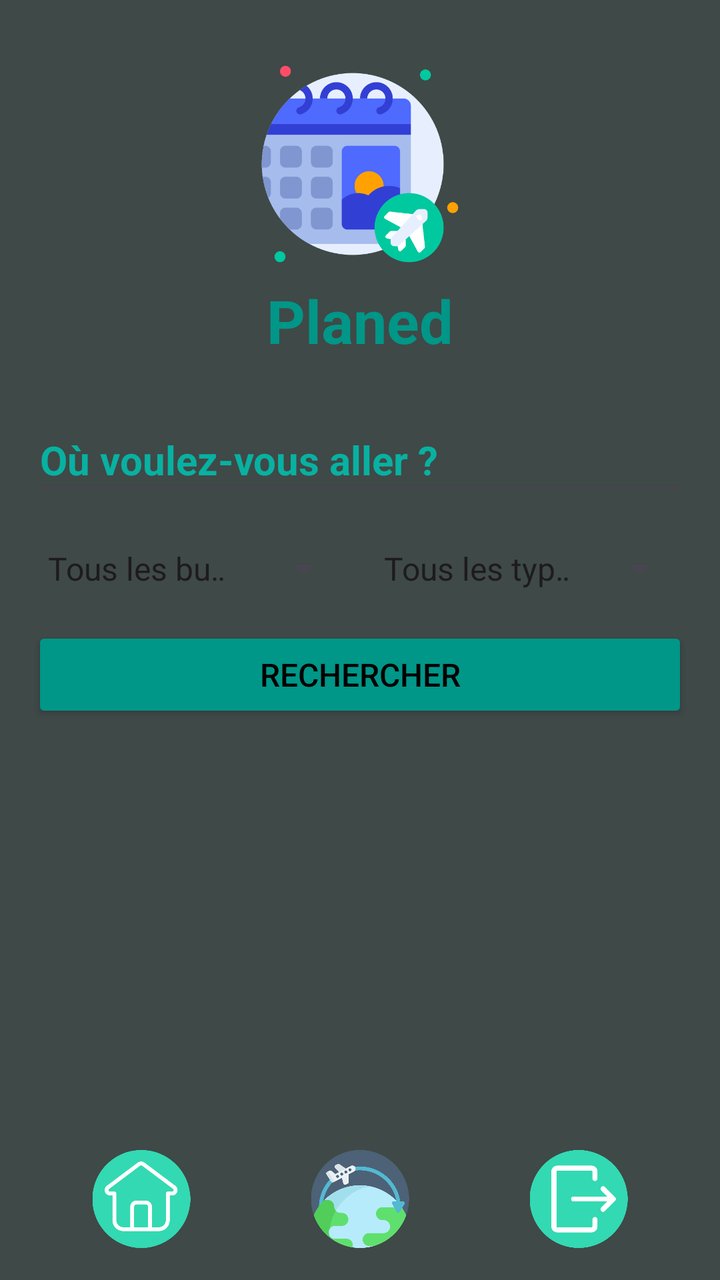
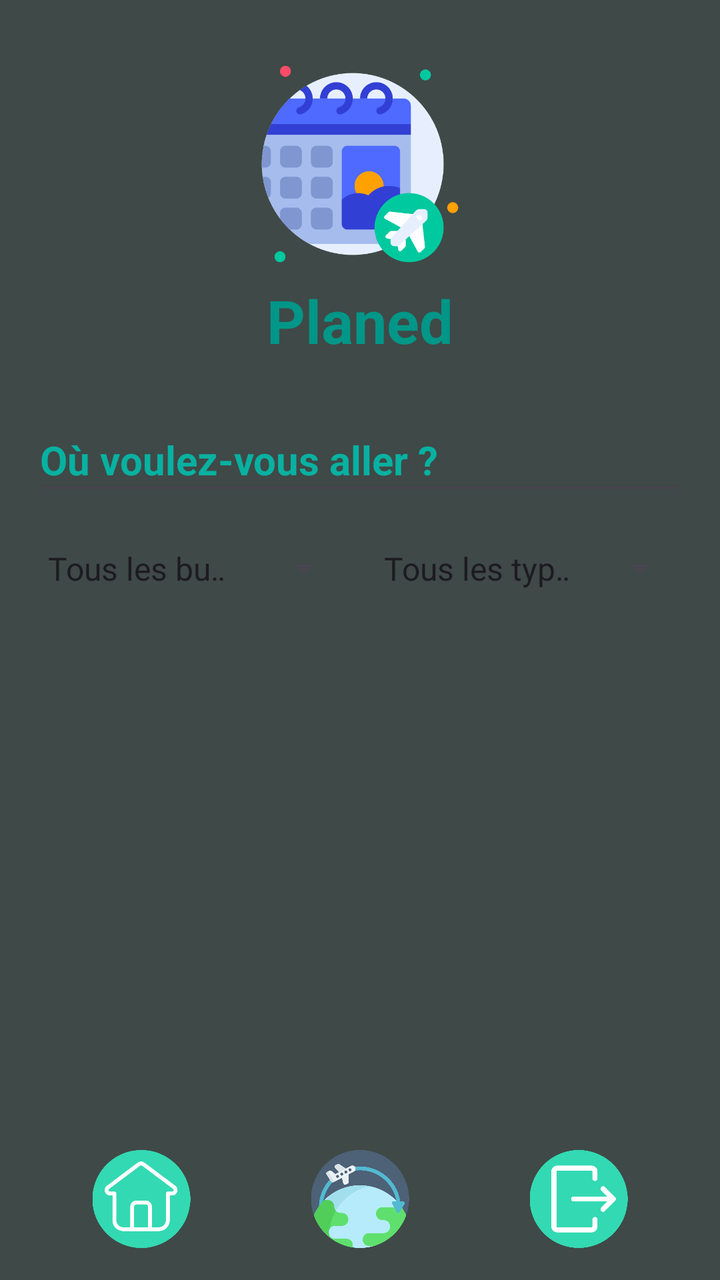

Screens rendered from an Android XML layout before and after an edit, with the pre-edit source and the edit as a unified diff.
<!-- AndroidManifest.xml: application theme Theme.AgenceTouristique7 -->
<!-- res/layout/activity_accueil.xml -->
<?xml version="1.0" encoding="utf-8"?>
<LinearLayout xmlns:android="http://schemas.android.com/apk/res/android"
    xmlns:tools="http://schemas.android.com/tools"
    android:layout_width="match_parent"
    android:layout_height="match_parent"
    android:background="#E72C3834"
    android:orientation="vertical"
    android:padding="16dp"
    tools:context="vue.activites.AccueilActivity">

    <ImageView
        android:id="@+id/logoImageView"
        android:layout_width="wrap_content"
        android:layout_height="100dp"
        android:layout_gravity="center_horizontal"
        android:layout_marginTop="16dp"
        android:layout_marginBottom="8dp"
        android:contentDescription="@string/logotravel"
        android:src="@drawable/logo" />

    <TextView
        android:id="@+id/companyNameTextView"
        android:layout_width="wrap_content"
        android:layout_height="wrap_content"
        android:layout_gravity="center_horizontal"
        android:layout_marginBottom="24dp"
        android:text="@string/planed"
        android:textColor="@color/colorPrimary"
        android:textSize="30sp"
        android:textStyle="bold" />

    <EditText
        android:id="@+id/searchEditText"
        android:layout_width="match_parent"
        android:layout_height="wrap_content"
        android:layout_marginBottom="8dp"
        android:hint="@string/ou_voulez_vous_aller"
        android:imeOptions="actionSearch"
        android:inputType="text"
        android:minHeight="48dp"
        android:singleLine="true"
        android:textColor="@color/white"
        android:textSize="20sp"
        android:textColorHint="@color/colorSecondaire"
        android:textColorLink="@color/colorPrimary"
        android:textStyle="bold" />

    <LinearLayout
        android:layout_width="match_parent"
        android:layout_height="wrap_content"
        android:layout_marginBottom="5dp"
        android:gravity="center_vertical"
        android:orientation="horizontal">

        <Spinner
            android:id="@+id/budgetSpinner"
            android:layout_width="0dp"
            android:layout_height="wrap_content"
            android:layout_weight="1"
            android:entries="@array/budget_options"
            android:minHeight="48dp"
            android:prompt="@string/budget_filter"
            android:spinnerMode="dropdown" />

        <Spinner
            android:id="@+id/typeSpinner"
            android:layout_width="0dp"
            android:layout_height="wrap_content"
            android:layout_marginStart="8dp"
            android:layout_weight="1"
            android:entries="@array/type_options"
            android:minHeight="48dp"
            android:prompt="@string/type_filter"
            android:spinnerMode="dialog" />

    </LinearLayout>

    <Button
        android:id="@+id/buttonRechercher"
        android:layout_width="match_parent"
        android:layout_height="wrap_content"
        android:layout_marginBottom="16dp"
        android:backgroundTint="@color/colorPrimary"
        android:text="@string/rechercher"
        android:textColor="#000000"
        android:textSize="16sp" />

    <ListView
        android:id="@+id/voyagesListView"
        android:layout_width="match_parent"
        android:layout_height="0dp"
        android:layout_weight="1"
        android:divider="@android:color/transparent"
        android:dividerHeight="8dp"/>

    <LinearLayout
        android:layout_width="match_parent"
        android:layout_height="65dp"
        android:gravity="center"
        android:orientation="horizontal"
        android:paddingTop="16dp">

        <ImageButton
            android:id="@+id/buttonHome"
            android:layout_width="wrap_content"
            android:layout_height="wrap_content"
            android:contentDescription="@string/accueil"
            android:src="@drawable/home"
            android:scaleType="fitCenter"
            android:layout_weight="1"
            android:background="?android:attr/selectableItemBackground"
            android:gravity="center"/>

        <ImageButton
            android:id="@+id/buttonHistorique"
            android:layout_width="wrap_content"
            android:layout_height="wrap_content"
            android:contentDescription="@string/historique"
            android:src="@drawable/reservation"
            android:scaleType="fitCenter"
            android:layout_weight="1"
            android:background="?android:attr/selectableItemBackground"
            android:gravity="center"/>

        <ImageButton
            android:id="@+id/buttonLogout"
            android:layout_width="wrap_content"
            android:layout_height="wrap_content"
            android:contentDescription="@string/log_out"
            android:src="@drawable/quit"
            android:scaleType="fitCenter"
            android:layout_weight="1"
            android:background="?android:attr/selectableItemBackground"
            android:gravity="center"/>

    </LinearLayout>
</LinearLayout>
<!-- resources referenced by this layout -->
<resources>
  <string-array name="budget_options">
          <item>Tous les budgets</item>
          <item>Moins de 300$</item>
          <item>300$ - 600$</item>
          <item>Plus de 600$</item>
      </string-array>
  <string-array name="type_options">
          <item>Tous les types</item>
          <item>Culturel</item>
          <item>Aventure</item>
          <item>Bien-être</item>
          <item>Nature</item>
      </string-array>
  <color name="colorPrimary">#009688</color>
  <color name="colorSecondaire">#08B1A1</color>
  <color name="white">#FFFFFFFF</color>
  <!-- drawable home: png bitmap (drawable, 19974 bytes) -->
  <!-- drawable logo: png bitmap (drawable, 33240 bytes) -->
  <!-- drawable quit: png bitmap (drawable, 20227 bytes) -->
  <!-- drawable reservation: png bitmap (drawable, 37465 bytes) -->
  <string name="accueil">Accueil</string>
  <string name="budget_filter">Filtrer par Budget</string>
  <string name="historique">Historique</string>
  <string name="log_out">Déconnexion</string>
  <string name="logotravel">Logo de Traver</string>
  <string name="ou_voulez_vous_aller">Où voulez-vous aller ?</string>
  <string name="planed">Planed</string>
  <string name="rechercher">Rechercher</string>
  <string name="type_filter">Filtrer par Type</string>
  <style name="Theme.AgenceTouristique7" parent="Base.Theme.AgenceTouristique7" />
  <style name="Base.Theme.AgenceTouristique7" parent="Theme.Material3.DayNight.NoActionBar">
          
          
      </style>
</resources>

<!-- the commit's change to res/layout/activity_accueil.xml (unified diff, before → after) -->
@@ -75,16 +75,6 @@
 
     </LinearLayout>
 
-    <Button
-        android:id="@+id/buttonRechercher"
-        android:layout_width="match_parent"
-        android:layout_height="wrap_content"
-        android:layout_marginBottom="16dp"
-        android:backgroundTint="@color/colorPrimary"
-        android:text="@string/rechercher"
-        android:textColor="#000000"
-        android:textSize="16sp" />
-
     <ListView
         android:id="@+id/voyagesListView"
         android:layout_width="match_parent"
<!-- resource entries referenced after the edit -->
@@ -27,7 +27,6 @@
   <string name="logotravel">Logo de Traver</string>
   <string name="ou_voulez_vous_aller">Où voulez-vous aller ?</string>
   <string name="planed">Planed</string>
-  <string name="rechercher">Rechercher</string>
   <string name="type_filter">Filtrer par Type</string>
   <style name="Theme.AgenceTouristique7" parent="Base.Theme.AgenceTouristique7" />
   <style name="Base.Theme.AgenceTouristique7" parent="Theme.Material3.DayNight.NoActionBar">
